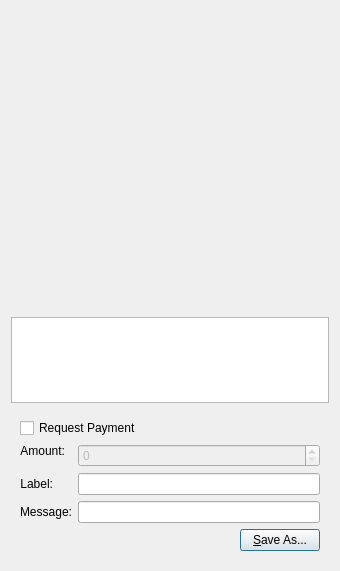
The window that src/qt/forms/qrcodedialog.ui (KrvnoZrnce/MACDCoin) describes before a commit, drawn with Qt 5.
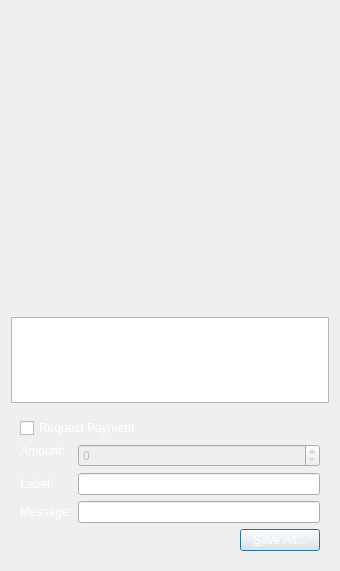
The same window after the commit. Custom widgets are drawn as their Qt base class.

```diff
--- a/src/qt/forms/qrcodedialog.ui
+++ b/src/qt/forms/qrcodedialog.ui
@@ -75,6 +75,9 @@
         <property name="enabled">
          <bool>true</bool>
         </property>
+        <property name="styleSheet">
+         <string notr="true">color:white;</string>
+        </property>
         <property name="text">
          <string>Request Payment</string>
         </property>
@@ -87,6 +90,9 @@
         </property>
         <item row="1" column="0">
          <widget class="QLabel" name="lblLabel">
+          <property name="styleSheet">
+           <string notr="true">color:white;</string>
+          </property>
           <property name="text">
            <string>Label:</string>
           </property>
@@ -106,6 +112,9 @@
         </item>
         <item row="2" column="0">
          <widget class="QLabel" name="lblMessage">
+          <property name="styleSheet">
+           <string notr="true">color:white;</string>
+          </property>
           <property name="text">
            <string>Message:</string>
           </property>
@@ -131,6 +140,9 @@
             <verstretch>0</verstretch>
            </sizepolicy>
           </property>
+          <property name="styleSheet">
+           <string notr="true">color:white;</string>
+          </property>
           <property name="text">
            <string>Amount:</string>
           </property>
@@ -177,6 +189,9 @@
         </item>
         <item>
          <widget class="QPushButton" name="btnSaveAs">
+          <property name="styleSheet">
+           <string notr="true">color:white;</string>
+          </property>
           <property name="text">
            <string>&amp;Save As...</string>
           </property>
```
Left out of the diff: 1 changed line with no effect on the pictures.
